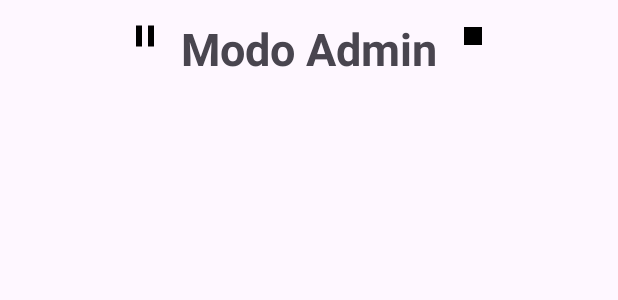
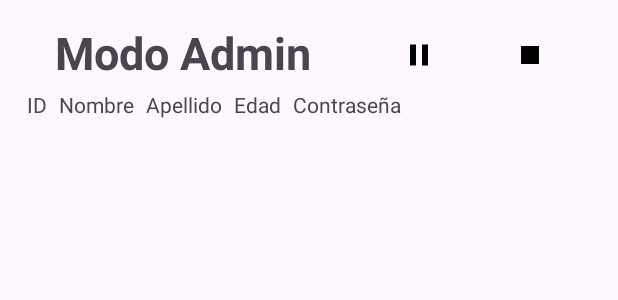
Before and after one commit to Indistoupia/semanaDiez, an Android app: the layout activity_read.xml on its own in the app's theme, with its tools: preview values and no code run, on a phone screen of 412 x 824 dp. Shown: the top 300 px of the screen. Run offline under Robolectric (Android 15) with nearby library versions, the phone set to English and light mode, and no system bars.

Commit message:
Arreglos • Visor de Base de Datos fixed • Boton de Pausa fixed ----Falta---- Sensor CRUD Login Login

```diff
--- /dev/null
+++ b/app/src/main/res/drawable/play.xml
@@ -0,0 +1,5 @@
+<vector android:height="24dp" android:tint="#000000"
+    android:viewportHeight="24" android:viewportWidth="24"
+    android:width="24dp" xmlns:android="http://schemas.android.com/apk/res/android">
+    <path android:fillColor="@android:color/white" android:pathData="M8,5v14l11,-7z"/>
+</vector>
--- a/app/src/main/res/layout/activity_login.xml
+++ b/app/src/main/res/layout/activity_login.xml
@@ -99,6 +99,7 @@
                 android:text="Iniciar"
                 android:backgroundTint="#67BF69"
 
+
                 app:shapeAppearanceOverlay="@style/nonRoundCorners"
 
                 />
--- a/app/src/main/res/layout/activity_read.xml
+++ b/app/src/main/res/layout/activity_read.xml
@@ -15,20 +15,9 @@
         android:layout_gravity="center"
 
 
-        >
 
 
-        <ImageButton
-            android:id="@+id/btnStop"
-            android:layout_width="match_parent"
-            android:layout_height="wrap_content"
-            android:text=""
-            android:src="@drawable/pause"
-            android:backgroundTint="#00000000"
-            android:layout_gravity="center"
-
-            />
-
+        >
 
 
         <TextView
@@ -41,6 +30,8 @@
             android:layout_gravity="center"
 
             android:layout_marginTop="8dp"
+            android:layout_marginEnd="20dp"
+
             tools:layout_editor_absoluteX="176dp"
             tools:layout_editor_absoluteY="16dp"
 
@@ -51,27 +42,146 @@
 
         <ImageButton
             android:id="@+id/btnPause"
-            android:layout_width="match_parent"
+            android:layout_width="wrap_content"
             android:layout_height="wrap_content"
-            android:text=""
+            android:layout_gravity="center"
+            android:backgroundTint="#00FFD6D6"
+            android:scaleType="fitXY"
+            android:src="@drawable/pause"
+            android:cropToPadding="true"
+            android:layout_marginTop="10dp"
+            android:layout_marginStart="30dp"
+
+
+
+            android:padding="10dp"
+            app:shapeAppearanceOverlay="@style/roundCorners2"
+
+
+            />
+
+
+
+
+
+
+
+        <ImageButton
+            android:id="@+id/btnStop"
+            android:layout_width="wrap_content"
+            android:layout_height="wrap_content"
+            android:layout_marginStart="30dp"
+            android:backgroundTint="#00FA7F7F"
+            android:padding="10dp"
+            app:shapeAppearanceOverlay="@style/roundCorners2"
+            android:scaleType="fitXY"
+            android:visibility="visible"
+            android:layout_marginTop="10dp"
+
             android:src="@drawable/stop"
-            android:backgroundTint="#00000000"
+
             android:layout_gravity="center"
 
             />
+
+        <ImageButton
+            android:id="@+id/btnPlay"
+            android:layout_width="wrap_content"
+            android:layout_height="wrap_content"
+            android:layout_marginStart="30dp"
+            android:backgroundTint="#00FA7F7F"
+            android:padding="10dp"
+            app:shapeAppearanceOverlay="@style/roundCorners2"
+            android:scaleType="fitXY"
+            android:visibility="gone"
+            android:layout_marginTop="10dp"
+
+            android:src="@drawable/play"
+
+            android:layout_gravity="center"
+
+            />
+
+
     </LinearLayout>
 
 
+    <LinearLayout
+        android:layout_width="match_parent"
+        android:layout_height="wrap_content"
+        android:layout_marginLeft="10dp"
+
+
+
+        android:orientation="horizontal">
+
+
+
+        <TextView
+            android:id="@+id/txtID"
+            android:layout_width="wrap_content"
+            android:layout_height="wrap_content"
+            android:layout_marginTop="6dp"
+            android:layout_marginLeft="8dp"
+
+            android:text="ID" />
+
+        <TextView
+            android:id="@+id/txtNombre"
+            android:layout_width="wrap_content"
+            android:layout_height="wrap_content"
+            android:layout_marginTop="6dp"
+            android:layout_marginLeft="8dp"
+
+
+            android:text="Nombre" />
+        <TextView
+            android:id="@+id/txtApellido"
+            android:layout_width="wrap_content"
+            android:layout_height="wrap_content"
+            android:layout_marginTop="6dp"
+            android:layout_marginLeft="8dp"
+
+
+            android:text="Apellido" />
+
+
+        <TextView
+            android:id="@+id/txtEdad"
+            android:layout_width="wrap_content"
+            android:layout_height="wrap_content"
+            android:layout_marginTop="6dp"
+            android:layout_marginLeft="8dp"
+
+
+            android:text="Edad" />
+
+        <TextView
+            android:id="@+id/txtPass"
+            android:layout_width="wrap_content"
+            android:layout_height="wrap_content"
+            android:layout_marginTop="6dp"
+            android:layout_marginLeft="8dp"
+
+
+            android:text="Contraseña" />
+
+
+
+    </LinearLayout>
 
     <ListView
         android:id="@+id/lst1"
-
+        android:outlineSpotShadowColor="@color/black"
+        android:outlineAmbientShadowColor="@color/black"
+        android:outlineProvider="paddedBounds"
 
         android:layout_width="match_parent"
         android:layout_height="match_parent"
         tools:layout_editor_absoluteX="1dp"
         tools:layout_editor_absoluteY="36dp"
-        android:layout_marginTop="10dp"
+        android:layout_marginTop="20dp"
+        android:layout_marginLeft="10dp"
 
         />
 
--- a/app/src/main/res/values/styles.xml
+++ b/app/src/main/res/values/styles.xml
@@ -12,6 +12,20 @@
 
 
     </style>
+
+
+    <style name="roundCorners2" parent="">
+
+
+        <item name="cornerFamily">rounded</item>
+        <item name="cornerSize">300dp</item>
+        <item name="color">@color/black</item>
+
+
+
+    </style>
+
+
 
 
     <style name="midRoundCorners" parent="">
```
Also changed, not shown: app/src/main/java/com/joaquin/semanadiez/ReadActivity.java (+113 -5 lines).
